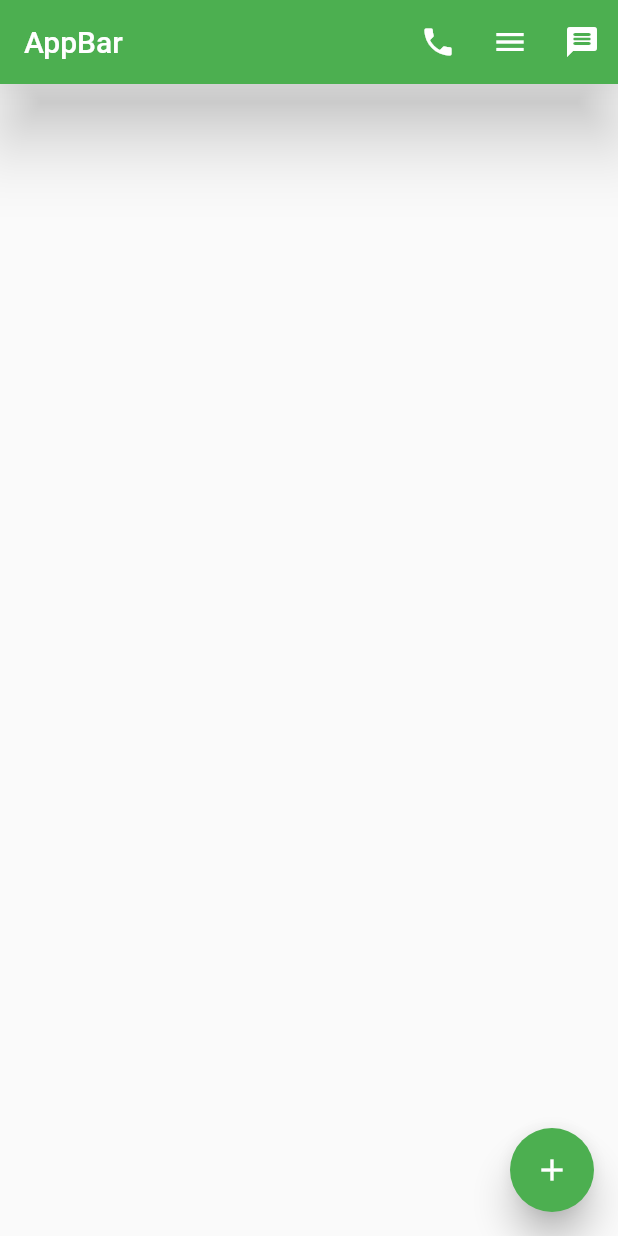
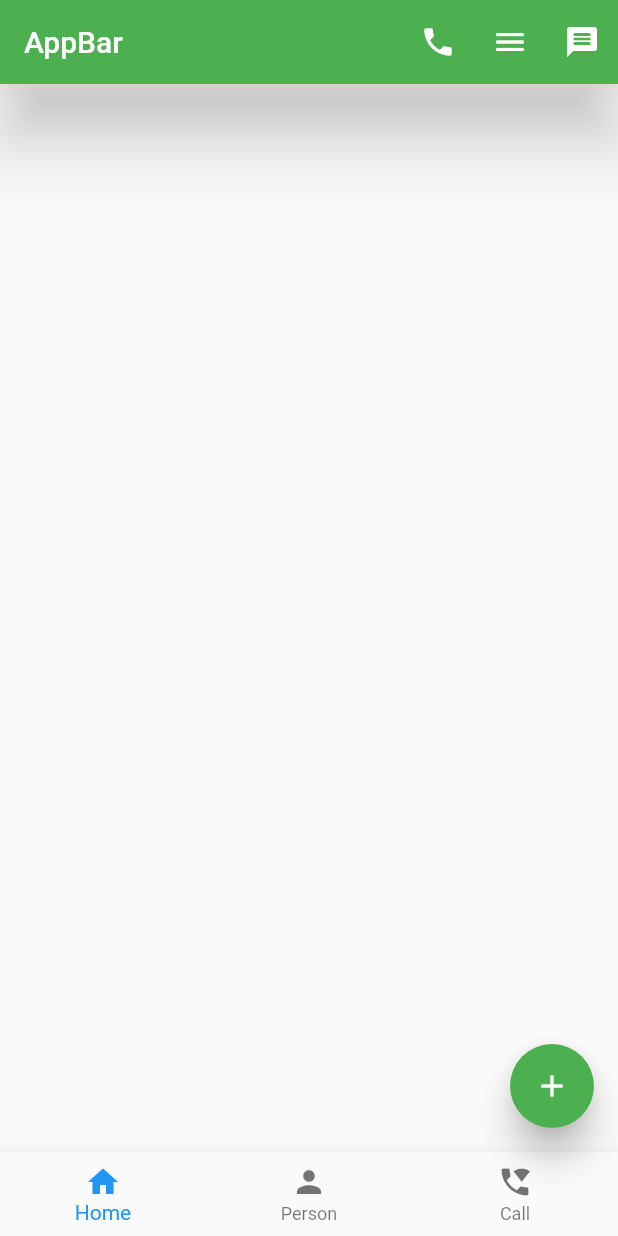
Before and after one commit to IsratAra17/flutter_core, a Flutter app: the screen it shows after launch, on a phone screen of 412 x 824 dp. Run offline on Flutter 3.47's test engine with Material 2 defaults, Android fonts, the phone set to English and light mode, and no system bars.

Commit message:
bottom tab bar added

```diff
--- a/lib/homepage.dart
+++ b/lib/homepage.dart
@@ -31,7 +31,28 @@ class HomePage extends StatelessWidget {
         onPressed: (){MySnackBar("Floating button Clicked", context);},
 
       ),
+bottomNavigationBar: BottomNavigationBar(
+  currentIndex: 0,
+    items: [
+      BottomNavigationBarItem(icon: Icon(Icons.home),label: "Home"),
+      BottomNavigationBarItem(icon: Icon(Icons.person),label: "Person"),
+      BottomNavigationBarItem(icon: Icon(Icons.wifi_calling),label: "Call")
+    ],
+ onTap: (int index){
+   if(index==0)
+   {
+     MySnackBar("bottom home", context);
+   }
+   else if(index==1){
+     MySnackBar("bottom home", context);
 
+   }
+   else if(index==2){
+     MySnackBar("bottom home", context);
+
+   }
+ },
+),
 
     );
   }
```
